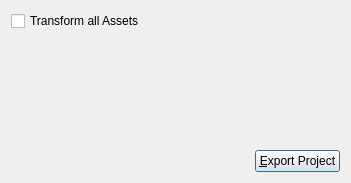
Old version of the form Code/Editor/EditorFramework/Dialogs/ExportProjectDlg.ui in the repository ezEngine/ezEngine.
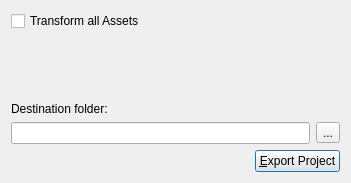
New version of the form. Icons and pictures are not drawn.

Commit message: some export settings

```diff
--- a/Code/Editor/EditorFramework/Dialogs/ExportProjectDlg.ui
+++ b/Code/Editor/EditorFramework/Dialogs/ExportProjectDlg.ui
@@ -50,6 +50,27 @@
      </property>
     </spacer>
    </item>
+   <item>
+    <widget class="QLabel" name="label">
+     <property name="text">
+      <string>Destination folder:</string>
+     </property>
+    </widget>
+   </item>
+   <item>
+    <layout class="QHBoxLayout" name="horizontalLayout_2">
+     <item>
+      <widget class="QLineEdit" name="Destination"/>
+     </item>
+     <item>
+      <widget class="QToolButton" name="BrowseDestination">
+       <property name="text">
+        <string>...</string>
+       </property>
+      </widget>
+     </item>
+    </layout>
+   </item>
    <item>
     <layout class="QHBoxLayout" name="horizontalLayout">
      <item>
```
Left out of the diff: 6 changed lines with no effect on the pictures. The commit also changes 5 other files.
